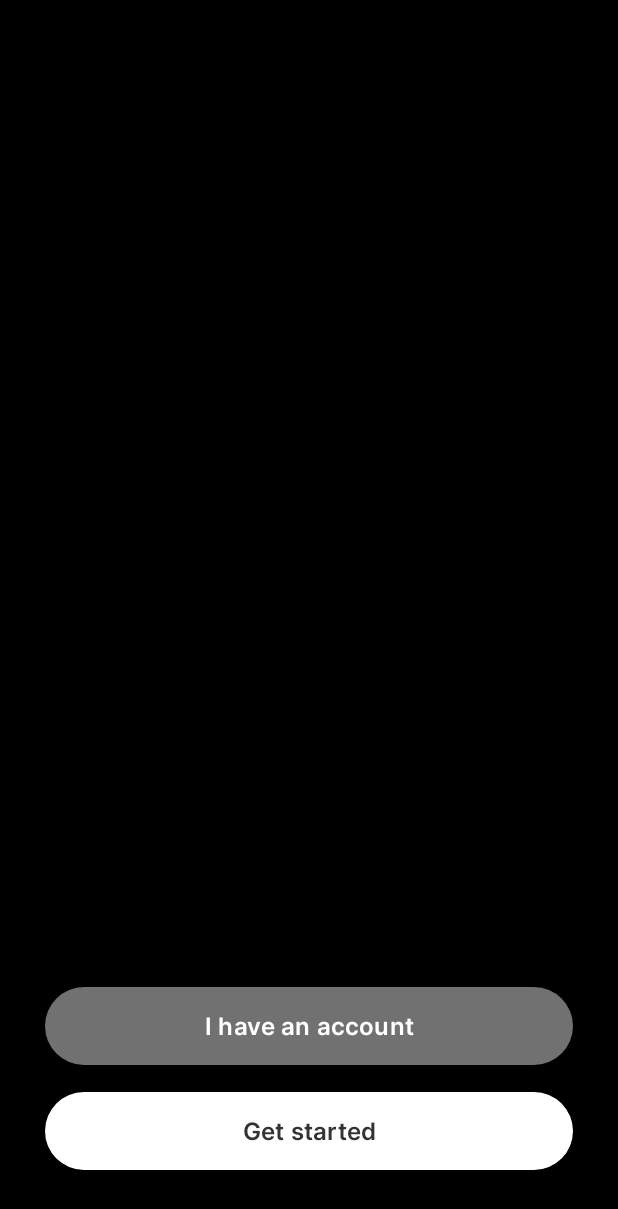
After one commit to MritunjaiMaurya/HungryDevops, an Android app: the layout activity_onboarding.xml on its own in the app's theme, with its tools: preview values and no code run, on a phone screen of 412 x 824 dp. The commit adds this screen. Shown: the top 1209 px of the screen. Run offline under Robolectric (Android 15) with nearby library versions, the phone set to English and light mode, and no system bars.

Commit message:
second update

```diff
--- a/app/src/main/AndroidManifest.xml
+++ b/app/src/main/AndroidManifest.xml
@@ -16,9 +16,6 @@
             android:name=".activity.OnboardingActivity"
             android:exported="false" />
         <activity
-            android:name=".OnboardingActivity"
-            android:exported="false" />
-        <activity
             android:name=".SplashActivity"
             android:exported="true">
             <intent-filter>
--- a/app/src/main/java/com/hungrydevops/app/SplashActivity.kt
+++ b/app/src/main/java/com/hungrydevops/app/SplashActivity.kt
@@ -6,6 +6,7 @@ import android.os.Handler
 import android.view.WindowManager
 import android.view.animation.AlphaAnimation
 import androidx.appcompat.app.AppCompatActivity
+import com.hungrydevops.app.activity.OnboardingActivity
 import com.hungrydevops.app.databinding.ActivitySplashBinding
 
 class SplashActivity:AppCompatActivity(){
@@ -26,7 +27,7 @@ class SplashActivity:AppCompatActivity(){
         binding.imgSplash.startAnimation(animation)
 
 
-        Handler().postDelayed({startActivity(Intent(this, LoginActivity::class.java))
+        Handler().postDelayed({startActivity(Intent(this, OnboardingActivity::class.java))
         finish()
         },3000)
 
--- /dev/null
+++ b/app/src/main/res/layout/activity_onboarding.xml
@@ -0,0 +1,41 @@
+<?xml version="1.0" encoding="utf-8"?>
+<androidx.constraintlayout.widget.ConstraintLayout xmlns:android="http://schemas.android.com/apk/res/android"
+    android:layout_width="match_parent"
+    android:layout_height="match_parent"
+    android:background="@color/black"
+    xmlns:app="http://schemas.android.com/apk/res-auto">
+
+    <androidx.viewpager2.widget.ViewPager2
+        android:id="@+id/viewPager"
+        android:layout_width="match_parent"
+        android:layout_height="wrap_content"
+        app:layout_constraintTop_toTopOf="parent"/>
+
+    <com.google.android.material.button.MaterialButton
+        android:id="@+id/btnSignIn"
+        android:layout_width="match_parent"
+        android:layout_height="60dp"
+        android:text="I have an account"
+        app:backgroundTint="@color/gray"
+        android:fontFamily="@font/semibold"
+        android:textSize="16sp"
+        android:textColor="@color/white"
+        android:layout_marginHorizontal="30dp"
+        android:layout_marginBottom="10dp"
+        app:layout_constraintBottom_toTopOf="@id/btn_signup"/>
+
+
+    <com.google.android.material.button.MaterialButton
+        android:id="@+id/btn_signup"
+        android:layout_width="match_parent"
+        android:layout_height="60dp"
+        android:text="Get started"
+        app:backgroundTint="@color/white"
+        android:fontFamily="@font/semibold"
+        android:textSize="16sp"
+        android:textColor="@color/darkgray"
+        android:layout_marginHorizontal="30dp"
+        android:layout_marginBottom="40dp"
+        app:layout_constraintBottom_toBottomOf="parent"/>
+
+</androidx.constraintlayout.widget.ConstraintLayout>
```
Also changed, not shown: app/src/main/java/com/hungrydevops/app/LoginActivity.kt (+13 -0 lines), app/src/main/java/com/hungrydevops/app/activity/OnboardingActivity.kt (added, +26 -0 lines), app/src/main/java/com/hungrydevops/app/base/BaseActivity.kt (+1 -11 lines).
